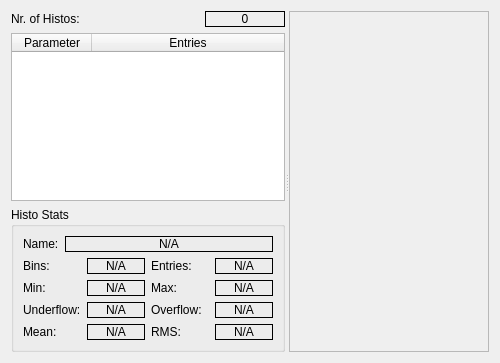
The window that muondetector-gui/src/main/histogramdataform.ui (MuonPi/muondetector) describes before a commit, drawn with Qt 5.
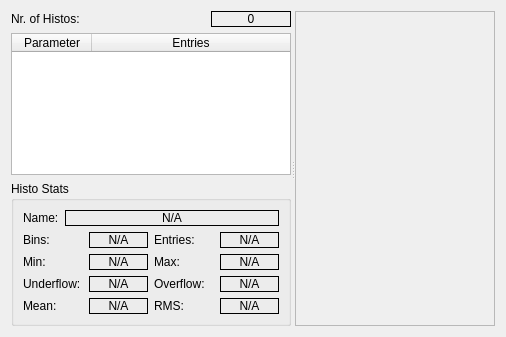
The same window after the commit. Custom widgets are drawn as their Qt base class.

Commit message: - Finalized cleanup of GUI for now. Calib-tab and parametermonitor tab are now much more presentable. - Started moving of calib scan functionality to new dialog window (CalibScanDialog)...work in progress. - Modified layout and optics of many elements (cosmetics).

```diff
--- a/muondetector-gui/src/main/histogramdataform.ui
+++ b/muondetector-gui/src/main/histogramdataform.ui
@@ -6,8 +6,8 @@
    <rect>
     <x>0</x>
     <y>0</y>
-    <width>500</width>
-    <height>363</height>
+    <width>506</width>
+    <height>337</height>
    </rect>
   </property>
   <property name="windowTitle">
@@ -19,7 +19,7 @@
      <property name="orientation">
       <enum>Qt::Horizontal</enum>
      </property>
-     <widget class="QWidget" name="layoutWidget">
+     <widget class="QWidget" name="">
       <layout class="QVBoxLayout" name="verticalLayout">
        <item>
         <layout class="QHBoxLayout" name="horizontalLayout">
@@ -104,7 +104,7 @@
           <string>Histo Stats</string>
          </property>
          <layout class="QGridLayout" name="gridLayout_2">
-          <item row="0" column="0">
+          <item row="0" column="0" colspan="2">
            <layout class="QHBoxLayout" name="horizontalLayout_10">
             <item>
              <widget class="QLabel" name="label_8">
@@ -135,8 +135,6 @@
            </layout>
           </item>
           <item row="1" column="0">
-           <layout class="QHBoxLayout" name="horizontalLayout_8">
-            <item>
              <layout class="QHBoxLayout" name="horizontalLayout_7">
               <item>
                <widget class="QLabel" name="label_7">
@@ -160,7 +158,7 @@
               </item>
              </layout>
             </item>
-            <item>
+          <item row="1" column="1">
              <layout class="QHBoxLayout" name="horizontalLayout_2">
               <item>
                <widget class="QLabel" name="label_2">
@@ -184,11 +182,7 @@
               </item>
              </layout>
             </item>
-           </layout>
-          </item>
           <item row="2" column="0">
-           <layout class="QHBoxLayout" name="horizontalLayout_12">
-            <item>
              <layout class="QHBoxLayout" name="horizontalLayout_13">
               <item>
                <widget class="QLabel" name="label_9">
@@ -212,7 +206,7 @@
               </item>
              </layout>
             </item>
-            <item>
+          <item row="2" column="1">
              <layout class="QHBoxLayout" name="horizontalLayout_14">
               <item>
                <widget class="QLabel" name="label_10">
@@ -236,11 +230,7 @@
               </item>
              </layout>
             </item>
-           </layout>
-          </item>
           <item row="3" column="0">
-           <layout class="QHBoxLayout" name="horizontalLayout_9">
-            <item>
              <layout class="QHBoxLayout" name="horizontalLayout_3">
               <item>
                <widget class="QLabel" name="label_3">
@@ -264,7 +254,7 @@
               </item>
              </layout>
             </item>
-            <item>
+          <item row="3" column="1">
              <layout class="QHBoxLayout" name="horizontalLayout_4">
               <item>
                <widget class="QLabel" name="label_4">
@@ -288,11 +278,7 @@
               </item>
              </layout>
             </item>
-           </layout>
-          </item>
           <item row="4" column="0">
-           <layout class="QHBoxLayout" name="horizontalLayout_11">
-            <item>
              <layout class="QHBoxLayout" name="horizontalLayout_5">
               <item>
                <widget class="QLabel" name="label_5">
@@ -316,7 +302,7 @@
               </item>
              </layout>
             </item>
-            <item>
+          <item row="4" column="1">
              <layout class="QHBoxLayout" name="horizontalLayout_6">
               <item>
                <widget class="QLabel" name="label_6">
@@ -337,8 +323,6 @@
                  <set>Qt::AlignCenter</set>
                 </property>
                </widget>
-              </item>
-             </layout>
             </item>
            </layout>
           </item>
```
Lines whose indentation alone changed are shown as unchanged. The commit also changes 16 other files.
